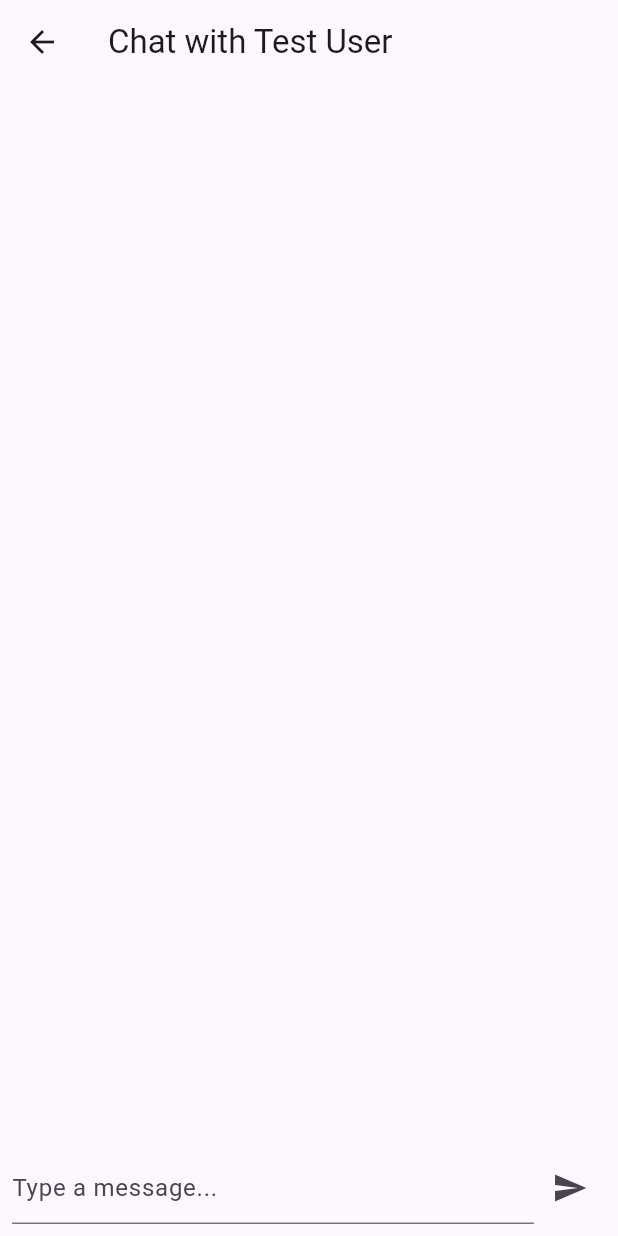
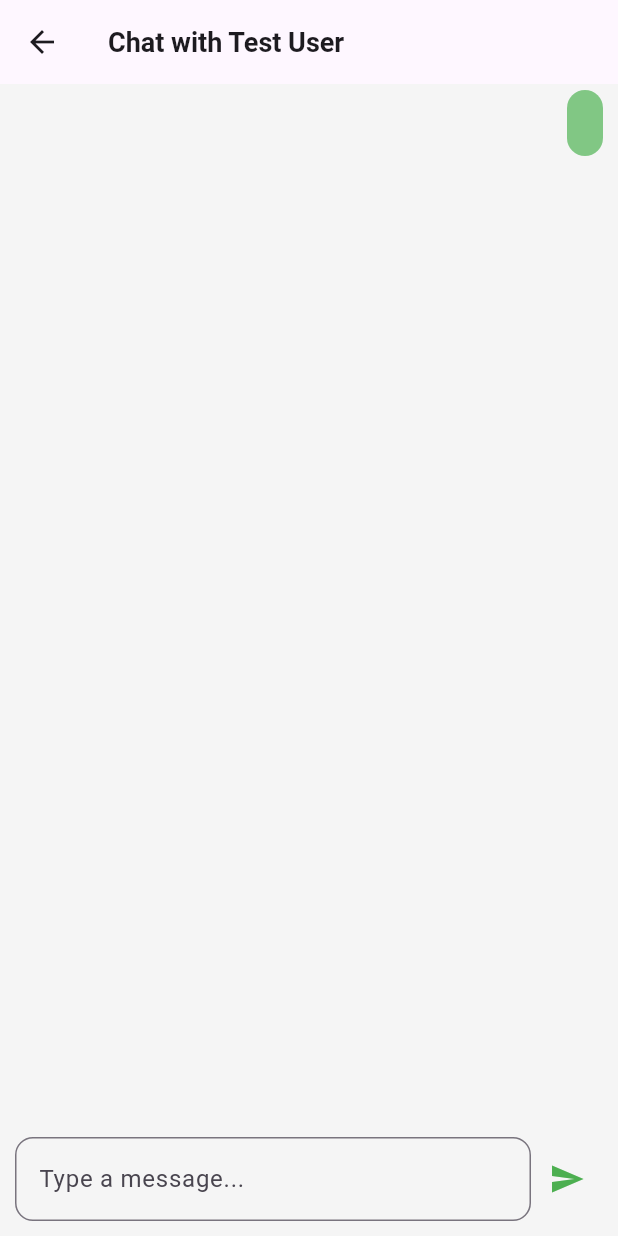
Before and after one commit to tanaya2005/Ves-Hack-It, a Flutter app: the ChatScreen screen opened by its route, after a tap on the "send" icon, on a phone screen of 412 x 824 dp. Run offline on Flutter 3.47's test engine with Material 3 defaults, Android fonts, the phone set to English and light mode, and no system bars; Roboto replaces fonts that are missing (Poppins).

Commit message:
UI theme enhanced
added chatbox option, enhanced ui theme

```diff
--- a/kindmeals/lib/main.dart
+++ b/kindmeals/lib/main.dart
@@ -1,5 +1,5 @@
 import 'package:flutter/material.dart';
-import 'package:kindmeals/screens/chat_screen.dart';
+import 'theme.dart';
 import 'screens/language_selection.dart';
 import 'screens/welcome_splash.dart';
 import 'screens/register_login.dart';
@@ -10,20 +10,21 @@ import 'screens/role_selection.dart';
 import 'screens/donor_dashboard.dart';
 import 'screens/recipient_dashboard.dart';
 import 'screens/volunteer_dashboard.dart';
+import 'screens/chat_screen.dart';
 
 void main() {
   runApp(const KindMealsApp());
 }
 
 class KindMealsApp extends StatelessWidget {
-  const KindMealsApp({super.key});
+  const KindMealsApp({Key? key}) : super(key: key);
 
   @override
   Widget build(BuildContext context) {
     return MaterialApp(
       title: 'KindMeals',
-      theme: ThemeData(primarySwatch: Colors.green),
-      debugShowCheckedModeBanner: false, // Removes the debug icon
+      debugShowCheckedModeBanner: false,
+      theme: AppTheme.lightTheme,
       initialRoute: '/',
       routes: {
         '/': (context) => LanguageSelectionPage(),
--- a/kindmeals/lib/screens/chat_screen.dart
+++ b/kindmeals/lib/screens/chat_screen.dart
@@ -1,21 +1,51 @@
 import 'package:flutter/material.dart';
 
-class ChatScreen extends StatelessWidget {
-  final String recipientName; // ✅ Accept recipient name
+class ChatScreen extends StatefulWidget {
+  final String recipientName;
+  ChatScreen({required this.recipientName});
 
-  const ChatScreen({super.key, required this.recipientName}); // ✅ Constructor to receive donor name
+  @override
+  _ChatScreenState createState() => _ChatScreenState();
+}
+
+class _ChatScreenState extends State<ChatScreen> {
+  List<String> messages = [];
+  TextEditingController messageController = TextEditingController();
+
+  void sendMessage() {
+    setState(() {
+      messages.add(messageController.text);
+    });
+    messageController.clear();
+  }
 
   @override
   Widget build(BuildContext context) {
-    TextEditingController messageController = TextEditingController();
-
     return Scaffold(
-      appBar: AppBar(title: Text('Chat with $recipientName')), // ✅ Show correct name
+      appBar: AppBar(title: Text('Chat with ${widget.recipientName}')),
       body: Column(
         children: [
-          Expanded(child: ListView()), // Placeholder for chat messages
+          Expanded(
+            child: ListView.builder(
+              itemCount: messages.length,
+              itemBuilder: (context, index) {
+                return Align(
+                  alignment: Alignment.centerRight,
+                  child: Container(
+                    padding: EdgeInsets.all(12),
+                    margin: EdgeInsets.symmetric(vertical: 4, horizontal: 10),
+                    decoration: BoxDecoration(
+                      color: Colors.green.shade300,
+                      borderRadius: BorderRadius.circular(16),
+                    ),
+                    child: Text(messages[index], style: TextStyle(color: Colors.white)),
+                  ),
+                );
+              },
+            ),
+          ),
           Padding(
-            padding: const EdgeInsets.all(8.0),
+            padding: const EdgeInsets.all(10.0),
             child: Row(
               children: [
                 Expanded(
@@ -25,10 +55,8 @@ class ChatScreen extends StatelessWidget {
                   ),
                 ),
                 IconButton(
-                  icon: Icon(Icons.send),
-                  onPressed: () {
-                    // TODO: Implement chat backend
-                  },
+                  icon: Icon(Icons.send, color: Colors.green),
+                  onPressed: sendMessage,
                 ),
               ],
             ),
```
Also changed, not shown: kindmeals/lib/screens/login_screen.dart (+35 -12 lines), kindmeals/lib/screens/recipient_dashboard.dart (+8 -13 lines), kindmeals/lib/screens/welcome_splash.dart (+40 -11 lines), kindmeals/lib/theme.dart (added, +32 -0 lines).
